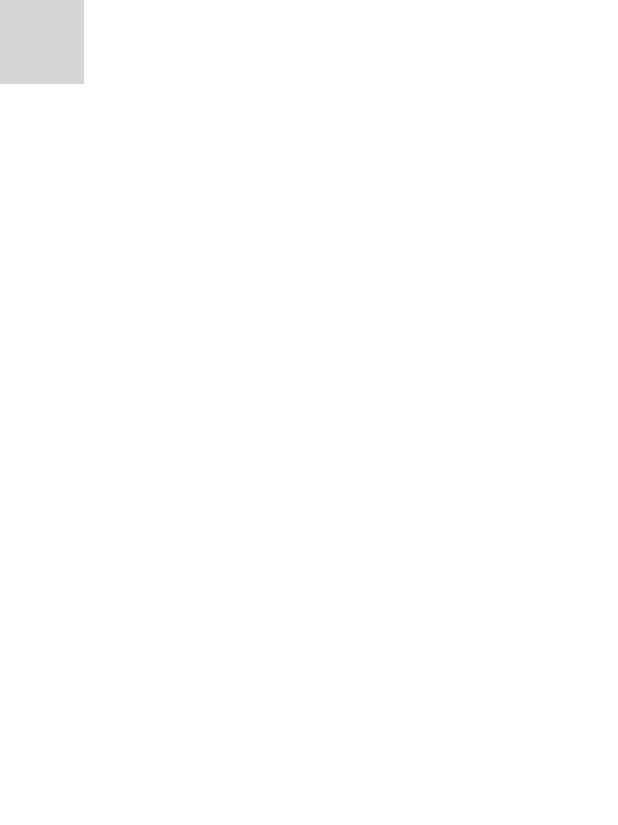
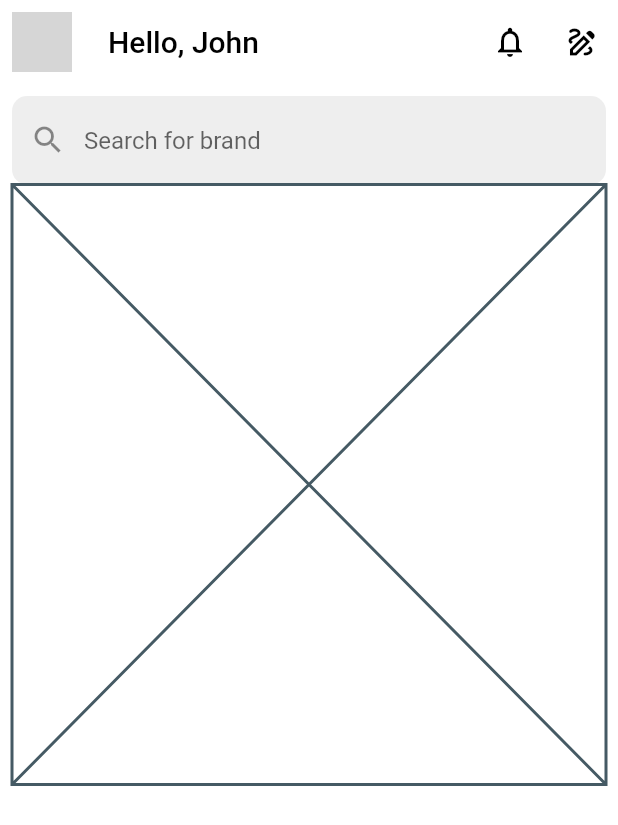
Before and after one commit to MurimiCaroline/liftutech-assignment, a Flutter app: the screen it shows after launch, on a phone screen of 412 x 824 dp. Shown: the top 825 px of the screen. Run offline on Flutter 3.47's test engine with Material 2 defaults, Android fonts, the phone set to English and light mode, and no system bars; grey boxes are pictures that could not be loaded.

Commit message:
add search bar

```diff
--- a/lib/features/homepage.dart
+++ b/lib/features/homepage.dart
@@ -1,4 +1,5 @@
 import 'package:flutter/material.dart';
+import 'package:liftutech_assignment/widgets/displaycontainer.dart';
 
 class HomePage extends StatelessWidget {
   const HomePage({super.key});
@@ -8,15 +9,47 @@ class HomePage extends StatelessWidget {
      Color bodyColor = Colors.white;
     return Scaffold(
       appBar: AppBar(
+         backgroundColor: bodyColor,
         elevation: 0,
-      leading: CircleAvatar(
-        backgroundImage: AssetImage('assets/images/profile.jpg'),
+      leading: const Padding(
+        padding: EdgeInsets.all(8.0),
+        child: CircleAvatar(
+          backgroundImage: AssetImage('assets/images/profile.jpg'),
 
+        ),
       ),
-      backgroundColor: bodyColor,
+      title: const Text('Hello, John',style: TextStyle(color: Colors.black),),
+     actions: [
+        IconButton(
+          onPressed: (){},
+          icon: const Icon(Icons.notifications_none,color: Colors.black,),
+        ),
+        IconButton(
+          onPressed: (){},
+          icon: const Icon(Icons.draw_outlined,color: Colors.black,),
+        ),
+     ],
       ),
       body: Container(
+        padding: EdgeInsets.all(8.0),
         color: bodyColor,
+      child: Column(
+      children: [
+        TextFormField(
+          decoration: InputDecoration(
+            hintText: 'Search for brand',
+            prefixIcon: const Icon(Icons.search),
+            border: OutlineInputBorder(
+              borderRadius: BorderRadius.circular(10),
+              borderSide: BorderSide.none
+            ),
+            fillColor: Colors.grey[200],
+            filled: true
+          ),
+        ),
+        displayContainer(),
+      ],
+      ),
       ),
     );
   }
--- a/lib/main.dart
+++ b/lib/main.dart
@@ -12,6 +12,7 @@ class MyApp extends StatelessWidget {
   @override
   Widget build(BuildContext context) {
     return const MaterialApp(
+      debugShowCheckedModeBanner: false,
       title: 'E-Commerce App',
       home: HomePage(),
     );
--- /dev/null
+++ b/lib/widgets/Customtextformfield.dart
@@ -0,0 +1,10 @@
+import 'package:flutter/material.dart';
+
+class customTextForm extends StatelessWidget {
+  const customTextForm({super.key});
+
+  @override
+  Widget build(BuildContext context) {
+    return const Placeholder();
+  }
+}
--- /dev/null
+++ b/lib/widgets/displaycontainer.dart
@@ -0,0 +1,10 @@
+import 'package:flutter/material.dart';
+
+class displayContainer extends StatelessWidget {
+  const displayContainer({super.key});
+
+  @override
+  Widget build(BuildContext context) {
+    return const Placeholder();
+  }
+}
--- /dev/null
+++ b/lib/widgets/itemcontainer.dart
@@ -0,0 +1,10 @@
+import 'package:flutter/material.dart';
+
+class itemContainer extends StatelessWidget {
+  const itemContainer({super.key});
+
+  @override
+  Widget build(BuildContext context) {
+    return const Placeholder();
+  }
+}
```
